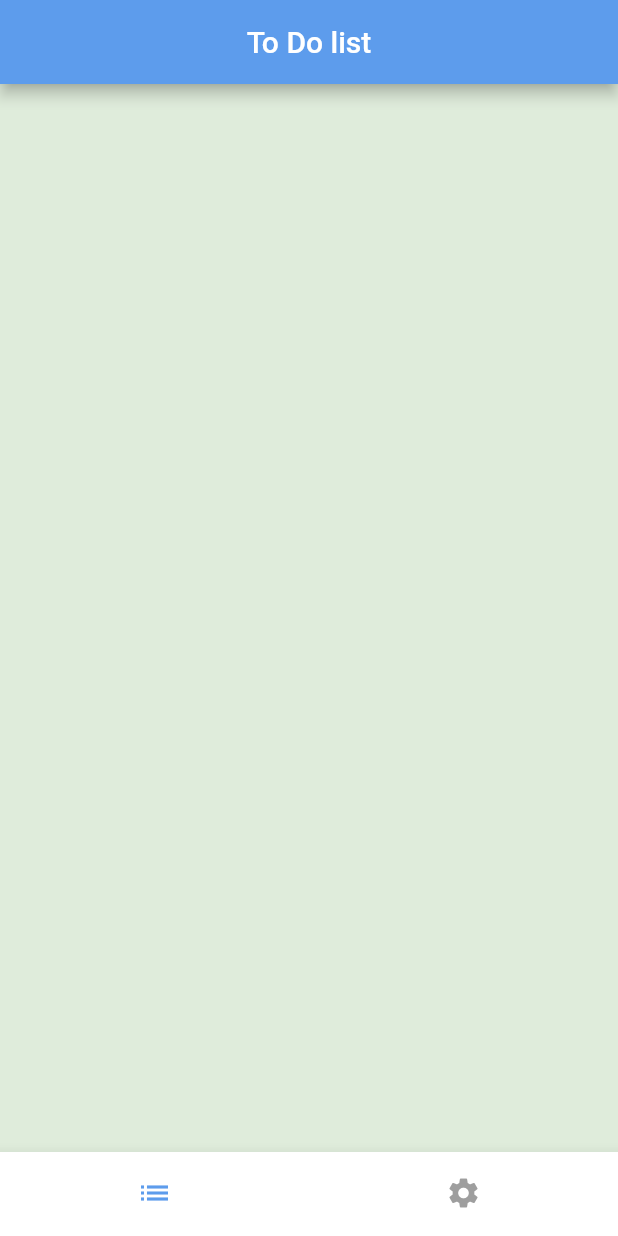
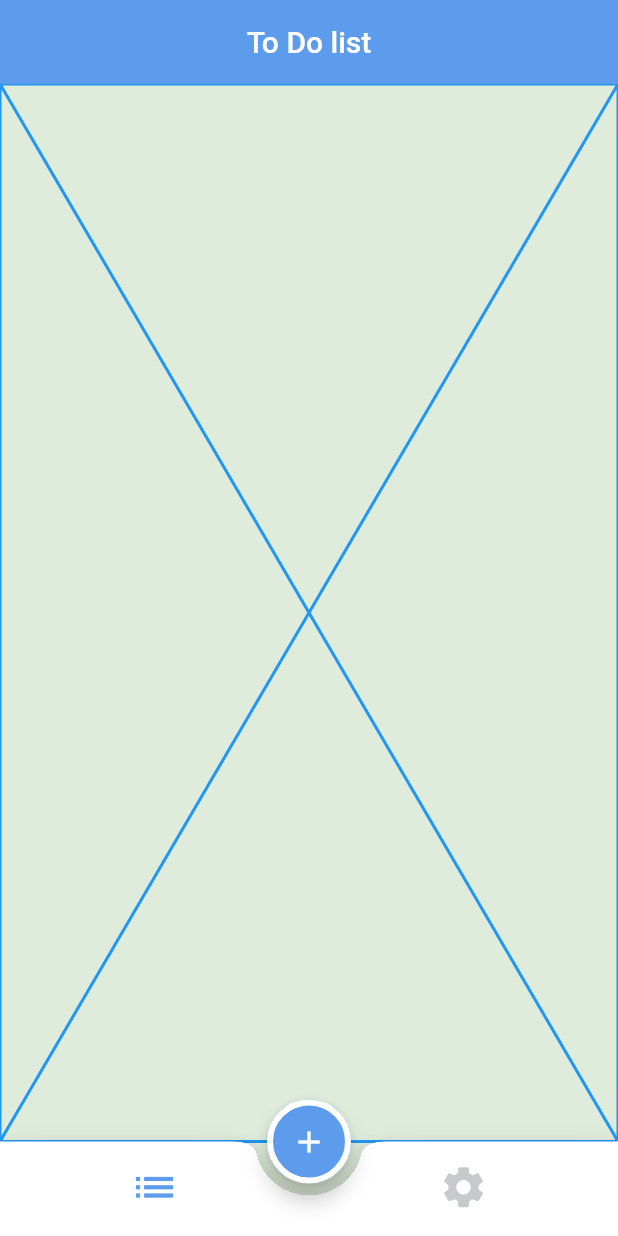
Before and after one commit to anasmohamed13/Todo, a Flutter app: the screen it shows after launch, on a phone screen of 412 x 824 dp. Run offline on Flutter 3.47's test engine with Material 3 defaults, Android fonts, the phone set to English and light mode, and no system bars.

Commit message:
build floating action button & show bottom sheet

```diff
--- a/lib/ui/screens/home/home.dart
+++ b/lib/ui/screens/home/home.dart
@@ -1,25 +1,61 @@
 import 'package:flutter/material.dart';
+import 'package:todoproject/ui/screens/add_bottom_sheet/add_bottom_sheet.dart';
+import 'package:todoproject/ui/screens/home/tabs/list/list_tabs.dart';
+import 'package:todoproject/ui/screens/home/tabs/settings/settings_tabs.dart';
+import 'package:todoproject/ui/utils/app_color.dart';
 
-class Home extends StatelessWidget {
+class Home extends StatefulWidget {
   const Home({super.key});
   static const String routeName = 'home';
+
+  @override
+  State<Home> createState() => _HomeState();
+}
+
+class _HomeState extends State<Home> {
+  int currentindex = 0;
+  List<Widget> tabs = const [ListTab(), SettingsTab()];
   @override
   Widget build(BuildContext context) {
     return Scaffold(
       appBar: AppBar(
         title: const Text('To Do list'),
       ),
+      floatingActionButton: buildFloatingActionButton(),
+      floatingActionButtonLocation: FloatingActionButtonLocation.centerDocked,
       bottomNavigationBar: buildBottomNavigationBar(),
+      body: tabs[currentindex],
     );
   }
 
-  Widget buildBottomNavigationBar() => BottomNavigationBar(
+  Widget buildBottomNavigationBar() => BottomAppBar(
+        shape: const CircularNotchedRectangle(),
+        notchMargin: 8,
+        clipBehavior: Clip.hardEdge,
+        child: BottomNavigationBar(
           showSelectedLabels: false,
           showUnselectedLabels: false,
+          currentIndex: currentindex,
+          onTap: (tappedindex) {
+            currentindex = tappedindex;
+            setState(() {});
+          },
           items: const [
             BottomNavigationBarItem(icon: Icon(Icons.list), label: 'List'),
             BottomNavigationBarItem(
                 icon: Icon(Icons.settings), label: 'settings'),
           ],
+        ),
+      );
+
+  buildFloatingActionButton() => FloatingActionButton(
+        onPressed: () {
+          AddBottomSheet.ShowBottomSheet(context);
+        },
+        backgroundColor: AppColors.primary,
+        shape: const StadiumBorder(
+          side: BorderSide(color: AppColors.white, width: 4),
+        ),
+        child: const Icon(Icons.add),
       );
 }
--- /dev/null
+++ b/lib/ui/screens/home/tabs/list/list_tabs.dart
@@ -0,0 +1,12 @@
+import 'package:flutter/material.dart';
+
+class ListTab extends StatelessWidget {
+  const ListTab({super.key});
+
+  @override
+  Widget build(BuildContext context) {
+    return const Placeholder(
+      color: Colors.blue,
+    );
+  }
+}
--- a/lib/ui/utils/app_colors.dart
+++ /dev/null
@@ -1 +0,0 @@
-// TODO Implement this library.
--- a/lib/ui/utils/app_theme.dart
+++ b/lib/ui/utils/app_theme.dart
@@ -13,11 +13,16 @@ abstract class AppTheme {
       onPrimary: AppColors.white,
     ),
     appBarTheme: const AppBarTheme(
-        backgroundColor: AppColors.primary, centerTitle: true),
+      elevation: 0,
+      backgroundColor: AppColors.primary,
+      centerTitle: true,
+    ),
     bottomNavigationBarTheme: const BottomNavigationBarThemeData(
       backgroundColor: AppColors.white,
       selectedItemColor: AppColors.primary,
       unselectedItemColor: Colors.grey,
+      selectedIconTheme: IconThemeData(size: 33),
+      unselectedIconTheme: IconThemeData(size: 33, color: AppColors.grey),
     ),
   );
 
```
Also changed, not shown: lib/ui/screens/add_bottom_sheet/add_bottom_sheet.dart (added, +15 -0 lines), lib/ui/screens/home/tabs/settings/settings_tabs.dart (added, +12 -0 lines). Lines whose indentation alone changed are shown as unchanged.
